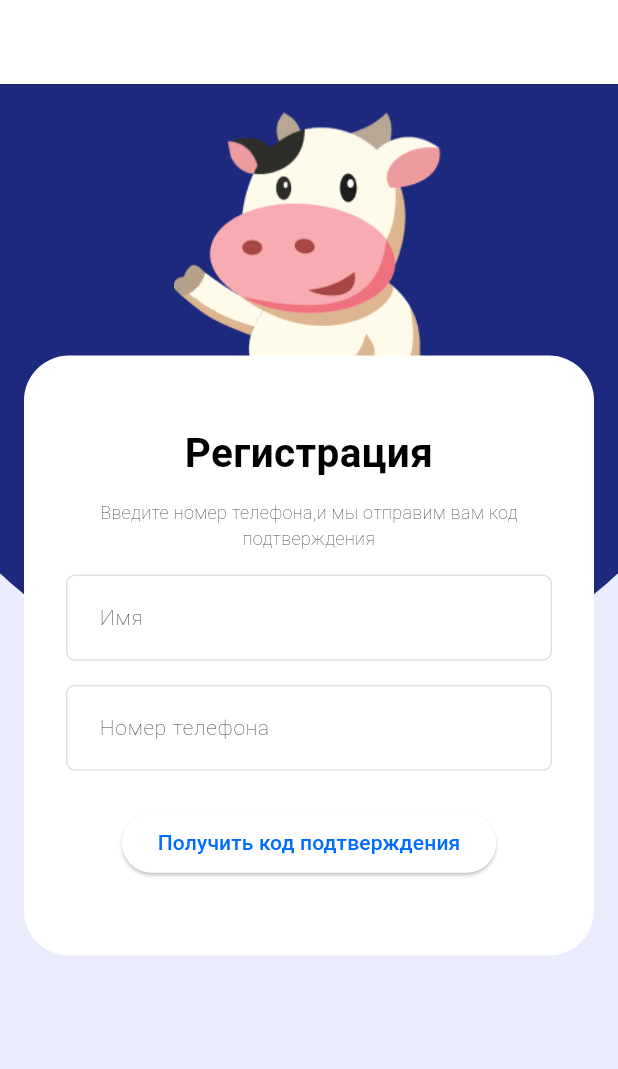
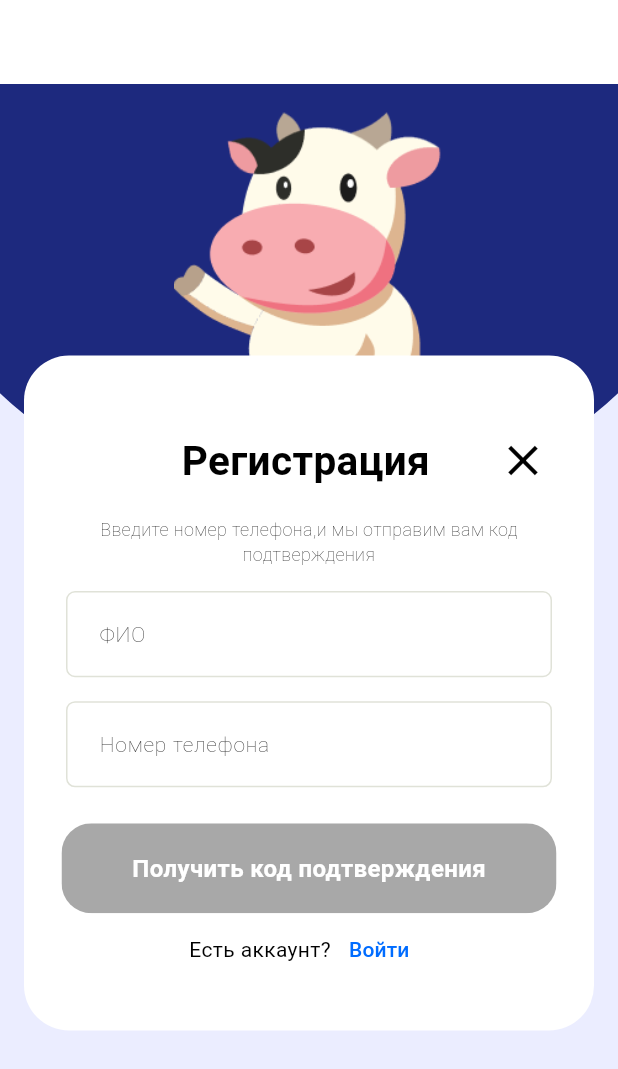
Before and after one commit to z0ld1ck/RanchTracker, a Flutter app: the screen it shows after launch, on a phone screen of 412 x 824 dp. Shown: the top 1069 px of the screen. Run offline on Flutter 3.47's test engine with Material 3 defaults, Android fonts, the phone set to English and light mode, and no system bars; our stand-ins replace flutter_screenutil, shared_preferences.

Commit message:
added get sms code button

```diff
--- a/lib/features/auth/presentation/page/auth.dart
+++ b/lib/features/auth/presentation/page/auth.dart
@@ -17,22 +17,23 @@ class _AuthPageState extends State<AuthPage> {
     Size size = MediaQuery.of(context).size;
 
     return Scaffold(
+      resizeToAvoidBottomInset: false,
       backgroundColor: Color(0xffebedff),
       appBar: AppBar(),
       body: Stack(
         children: [
           Positioned(
-            bottom:460,
+            bottom: 580,
             left: 0,
             right: 0,
             child: Transform.scale(
-              scale:1.5,
+              scale: 1.5,
               child: Container(
                 height: 400,
                 width: size.width,
                 decoration: BoxDecoration(
                   color: Color(0xff1D297E),
-                  shape:BoxShape.circle,
+                  shape: BoxShape.circle,
                 ),
               ),
             ),
@@ -57,14 +58,34 @@ class _AuthPageState extends State<AuthPage> {
                 color: Colors.white,
               ),
               margin: EdgeInsetsDirectional.fromSTEB(0, 0, 0, 0),
-              height: 400,
+              height: 450,
               child: Column(
                 children: [
                   SizedBox(height: 25),
-                  Text(
-                    'Регистрация',
-                    textAlign: TextAlign.center,
-                    style: TextStyle(fontSize: 27, fontWeight: FontWeight.bold),
+                  Row(
+                    children: [
+                      Padding(
+                        padding:
+                            const EdgeInsetsDirectional.fromSTEB(85, 0, 0, 0),
+                        child: Text(
+                          'Регистрация',
+                          textAlign: TextAlign.center,
+                          style: TextStyle(
+                              fontSize: 27, fontWeight: FontWeight.bold),
+                        ),
+                      ),
+                      Padding(
+                        padding:
+                            const EdgeInsetsDirectional.fromSTEB(37, 0, 0, 0),
+                        child: IconButton(
+                          onPressed: () {},
+                          icon: Icon(
+                            Icons.close,
+                            size: 34,
+                          ),
+                        ),
+                      ),
+                    ],
                   ),
                   Padding(
                     padding: const EdgeInsetsDirectional.fromSTEB(0, 12, 0, 8),
@@ -83,12 +104,12 @@ class _AuthPageState extends State<AuthPage> {
                       controller: _name,
                       maxLines: 1,
                       decoration: InputDecoration(
-                        labelText: 'Имя',
+                        labelText: 'ФИО',
                         labelStyle: TextStyle(
                           fontWeight: FontWeight.w200,
                           fontSize: 14,
                         ),
-                        hintText: 'Введите имя',
+                        hintText: 'Введите ФИО',
                       ),
                     ),
                   ),
@@ -106,13 +127,42 @@ class _AuthPageState extends State<AuthPage> {
                     ),
                   ),
                   Padding(
-                    padding: const EdgeInsets.all(16.0),
-                    child: ElevatedButton(
-                      onPressed: () {},
-                      child: Text('Получить код подтверждения'),
+                    padding: const EdgeInsetsDirectional.fromSTEB(0, 16, 0, 0),
+                    child: ClipRRect(
+                      borderRadius: BorderRadius.circular(20),
+                      child: InkWell(
+                        onTap: () {},
+                        child: Container(
+                          color: Color(0xffA8A8A8),
+                          width: 330,
+                          height: 60,
+                          child: Center(
+                            child: Text(
+                              'Получить код подтверждения',
+                              style: TextStyle(
+                                fontSize: 16,
+                                fontWeight: FontWeight.w600,
+                                color: Colors.white,
+                              ),
+                            ),
+                          ),
+                        ),
+                      ),
                     ),
                   ),
-                  SizedBox(height: 16),
+                  Row(
+                    children: [
+                      Padding(
+                        padding:
+                            const EdgeInsetsDirectional.fromSTEB(90, 0, 0, 0),
+                        child: Text('Eсть аккаунт?'),
+                      ),
+                      TextButton(
+                        onPressed: () {},
+                        child: Text('Войти'),
+                      ),
+                    ],
+                  )
                 ],
               ),
             ),
```
